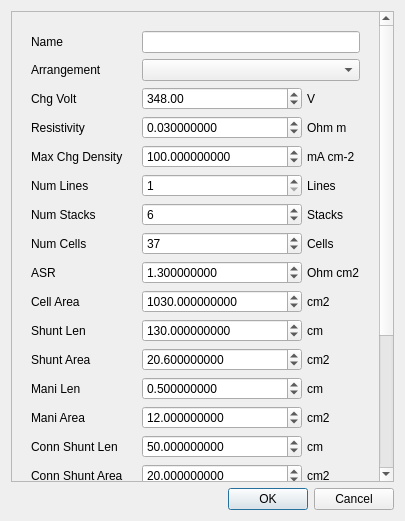
This is app/src/view/shuntcur/shuntcurconfigpopup.ui in daitenshionyan/vrfbcalc-cpp as Qt 5 draws it before an edit. The edited form follows.
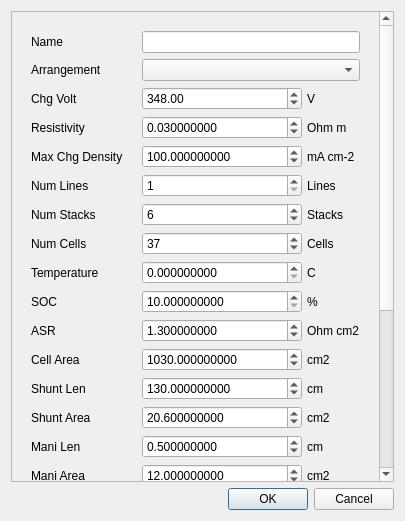
This is the edited form.

Commit message: Add SOC and temperature as parameters

```diff
--- a/app/src/view/shuntcur/shuntcurconfigpopup.ui
+++ b/app/src/view/shuntcur/shuntcurconfigpopup.ui
@@ -25,7 +25,7 @@
         <x>0</x>
         <y>0</y>
         <width>368</width>
-        <height>648</height>
+        <height>704</height>
        </rect>
       </property>
       <layout class="QVBoxLayout" name="verticalLayout_4">
@@ -312,14 +312,14 @@
                </layout>
               </widget>
              </item>
-             <item row="10" column="0">
+             <item row="12" column="0">
               <widget class="QLabel" name="shuntLenLabel">
                <property name="text">
                 <string>Shunt Len</string>
                </property>
               </widget>
              </item>
-             <item row="10" column="1">
+             <item row="12" column="1">
               <widget class="QWidget" name="shuntLenBox" native="true">
                <layout class="QHBoxLayout" name="horizontalLayout_5">
                 <property name="spacing">
@@ -372,14 +372,14 @@
                </layout>
               </widget>
              </item>
-             <item row="11" column="0">
+             <item row="13" column="0">
               <widget class="QLabel" name="shuntAreaLabel">
                <property name="text">
                 <string>Shunt Area</string>
                </property>
               </widget>
              </item>
-             <item row="11" column="1">
+             <item row="13" column="1">
               <widget class="QWidget" name="shuntAreaBox" native="true">
                <layout class="QHBoxLayout" name="horizontalLayout_6">
                 <property name="spacing">
@@ -432,14 +432,14 @@
                </layout>
               </widget>
              </item>
-             <item row="12" column="0">
+             <item row="14" column="0">
               <widget class="QLabel" name="maniLenLabel">
                <property name="text">
                 <string>Mani Len</string>
                </property>
               </widget>
              </item>
-             <item row="12" column="1">
+             <item row="14" column="1">
               <widget class="QWidget" name="maniLenBox" native="true">
                <layout class="QHBoxLayout" name="horizontalLayout_7">
                 <property name="spacing">
@@ -492,14 +492,14 @@
                </layout>
               </widget>
              </item>
-             <item row="13" column="0">
+             <item row="15" column="0">
               <widget class="QLabel" name="maniAreaLabel">
                <property name="text">
                 <string>Mani Area</string>
                </property>
               </widget>
              </item>
-             <item row="13" column="1">
+             <item row="15" column="1">
               <widget class="QWidget" name="maniAreaBox" native="true">
                <layout class="QHBoxLayout" name="horizontalLayout_8">
                 <property name="spacing">
@@ -552,14 +552,14 @@
                </layout>
               </widget>
              </item>
-             <item row="14" column="0">
+             <item row="16" column="0">
               <widget class="QLabel" name="connShuntLenLabel">
                <property name="text">
                 <string>Conn Shunt Len</string>
                </property>
               </widget>
              </item>
-             <item row="14" column="1">
+             <item row="16" column="1">
               <widget class="QWidget" name="connShuntLenBox" native="true">
                <layout class="QHBoxLayout" name="horizontalLayout_9">
                 <property name="spacing">
@@ -612,14 +612,14 @@
                </layout>
               </widget>
              </item>
-             <item row="15" column="0">
+             <item row="17" column="0">
               <widget class="QLabel" name="connShuntAreaLabel">
                <property name="text">
                 <string>Conn Shunt Area</string>
                </property>
               </widget>
              </item>
-             <item row="15" column="1">
+             <item row="17" column="1">
               <widget class="QWidget" name="connShuntAreaBox" native="true">
                <layout class="QHBoxLayout" name="horizontalLayout_10">
                 <property name="spacing">
@@ -672,14 +672,14 @@
                </layout>
               </widget>
              </item>
-             <item row="16" column="0">
+             <item row="18" column="0">
               <widget class="QLabel" name="connManiLenLabel">
                <property name="text">
                 <string>Conn Mani Len</string>
                </property>
               </widget>
              </item>
-             <item row="16" column="1">
+             <item row="18" column="1">
               <widget class="QWidget" name="connManiLenBox" native="true">
                <layout class="QHBoxLayout" name="horizontalLayout_11">
                 <property name="spacing">
@@ -732,14 +732,14 @@
                </layout>
               </widget>
              </item>
-             <item row="17" column="0">
+             <item row="19" column="0">
               <widget class="QLabel" name="connManiAreaLabel">
                <property name="text">
                 <string>Conn Mani Area</string>
                </property>
               </widget>
              </item>
-             <item row="17" column="1">
+             <item row="19" column="1">
               <widget class="QWidget" name="connManiAreaBox" native="true">
                <layout class="QHBoxLayout" name="horizontalLayout_12">
                 <property name="spacing">
@@ -792,14 +792,14 @@
                </layout>
               </widget>
              </item>
-             <item row="8" column="0">
+             <item row="10" column="0">
               <widget class="QLabel" name="asrLabel">
                <property name="text">
                 <string>ASR</string>
                </property>
               </widget>
              </item>
-             <item row="8" column="1">
+             <item row="10" column="1">
               <widget class="QWidget" name="asrBox" native="true">
                <layout class="QHBoxLayout" name="horizontalLayout_13">
                 <property name="spacing">
@@ -852,14 +852,14 @@
                </layout>
               </widget>
              </item>
-             <item row="9" column="0">
+             <item row="11" column="0">
               <widget class="QLabel" name="cellAreaLabel">
                <property name="text">
                 <string>Cell Area</string>
                </property>
               </widget>
              </item>
-             <item row="9" column="1">
+             <item row="11" column="1">
               <widget class="QWidget" name="cellAreaBox" native="true">
                <layout class="QHBoxLayout" name="horizontalLayout_14">
                 <property name="spacing">
@@ -986,14 +986,14 @@
                </property>
               </widget>
              </item>
-             <item row="18" column="0">
+             <item row="20" column="0">
               <widget class="QLabel" name="mConnShuntLenLabel">
                <property name="text">
                 <string>M Conn Shunt Len</string>
                </property>
               </widget>
              </item>
-             <item row="18" column="1">
+             <item row="20" column="1">
               <widget class="QWidget" name="mConnShuntLenBox" native="true">
                <layout class="QHBoxLayout" name="horizontalLayout_16">
                 <property name="spacing">
@@ -1046,14 +1046,14 @@
                </layout>
               </widget>
              </item>
-             <item row="19" column="0">
+             <item row="21" column="0">
               <widget class="QLabel" name="mConnShuntAreaLabel">
                <property name="text">
                 <string>M Conn Shunt Area</string>
                </property>
               </widget>
              </item>
-             <item row="19" column="1">
+             <item row="21" column="1">
               <widget class="QWidget" name="mConnShuntAreaBox" native="true">
                <layout class="QHBoxLayout" name="horizontalLayout_17">
                 <property name="spacing">
@@ -1106,14 +1106,14 @@
                </layout>
               </widget>
              </item>
-             <item row="20" column="0">
+             <item row="22" column="0">
               <widget class="QLabel" name="mConnManiLenLabel">
                <property name="text">
                 <string>M Conn Mani Len</string>
                </property>
               </widget>
              </item>
-             <item row="20" column="1">
+             <item row="22" column="1">
               <widget class="QWidget" name="mConnManiLenBox" native="true">
                <layout class="QHBoxLayout" name="horizontalLayout_18">
                 <property name="spacing">
@@ -1166,14 +1166,14 @@
                </layout>
               </widget>
              </item>
-             <item row="21" column="0">
+             <item row="23" column="0">
               <widget class="QLabel" name="mConnManiAreaLabel">
                <property name="text">
                 <string>M Conn Mani Area</string>
                </property>
               </widget>
              </item>
-             <item row="21" column="1">
+             <item row="23" column="1">
               <widget class="QWidget" name="mConnManiAreaBox" native="true">
                <layout class="QHBoxLayout" name="horizontalLayout_19">
                 <property name="spacing">
@@ -1286,6 +1286,123 @@
                </layout>
               </widget>
              </item>
+             <item row="8" column="0">
+              <widget class="QLabel" name="tempLabel">
+               <property name="text">
+                <string>Temperature</string>
+               </property>
+              </widget>
+             </item>
+             <item row="8" column="1">
+              <widget class="QWidget" name="tempBox" native="true">
+               <layout class="QHBoxLayout" name="horizontalLayout_21">
+                <property name="spacing">
+                 <number>5</number>
+                </property>
+                <property name="leftMargin">
+                 <number>0</number>
+                </property>
+                <property name="topMargin">
+                 <number>0</number>
+                </property>
+                <property name="rightMargin">
+                 <number>0</number>
+                </property>
+                <property name="bottomMargin">
+                 <number>0</number>
+                </property>
+                <item>
+                 <widget class="QDoubleSpinBox" name="tempField">
+                  <property name="decimals">
+                   <number>9</number>
+                  </property>
+                  <property name="maximum">
+                   <double>100.000000000000000</double>
+                  </property>
+                 </widget>
+                </item>
+                <item>
+                 <widget class="QLabel" name="tempUnitLabel">
+                  <property name="sizePolicy">
+                   <sizepolicy hsizetype="Fixed" vsizetype="Preferred">
+                    <horstretch>0</horstretch>
+                    <verstretch>0</verstretch>
+                   </sizepolicy>
+                  </property>
+                  <property name="minimumSize">
+                   <size>
+                    <width>53</width>
+                    <height>0</height>
+                   </size>
+                  </property>
+                  <property name="text">
+                   <string>C</string>
+                  </property>
+                 </widget>
+                </item>
+               </layout>
+              </widget>
+             </item>
+             <item row="9" column="0">
+              <widget class="QLabel" name="socLabel">
+               <property name="text">
+                <string>SOC</string>
+               </property>
+              </widget>
+             </item>
+             <item row="9" column="1">
+              <widget class="QWidget" name="socBox" native="true">
+               <layout class="QHBoxLayout" name="horizontalLayout_22">
+                <property name="spacing">
+                 <number>5</number>
+                </property>
+                <property name="leftMargin">
+                 <number>0</number>
+                </property>
+                <property name="topMargin">
+                 <number>0</number>
+                </property>
+                <property name="rightMargin">
+                 <number>0</number>
+                </property>
+                <property name="bottomMargin">
+                 <number>0</number>
+                </property>
+                <item>
+                 <widget class="QDoubleSpinBox" name="socField">
+                  <property name="decimals">
+                   <number>9</number>
+                  </property>
+                  <property name="minimum">
+                   <double>10.000000000000000</double>
+                  </property>
+                  <property name="maximum">
+                   <double>85.000000000000000</double>
+                  </property>
+                 </widget>
+                </item>
+                <item>
+                 <widget class="QLabel" name="socUnitLabel">
+                  <property name="sizePolicy">
+                   <sizepolicy hsizetype="Fixed" vsizetype="Preferred">
+                    <horstretch>0</horstretch>
+                    <verstretch>0</verstretch>
+                   </sizepolicy>
+                  </property>
+                  <property name="minimumSize">
+                   <size>
+                    <width>53</width>
+                    <height>0</height>
+                   </size>
+                  </property>
+                  <property name="text">
+                   <string>%</string>
+                  </property>
+                 </widget>
+                </item>
+               </layout>
+              </widget>
+             </item>
             </layout>
            </widget>
           </item>
```
The commit also changes 4 other files.
